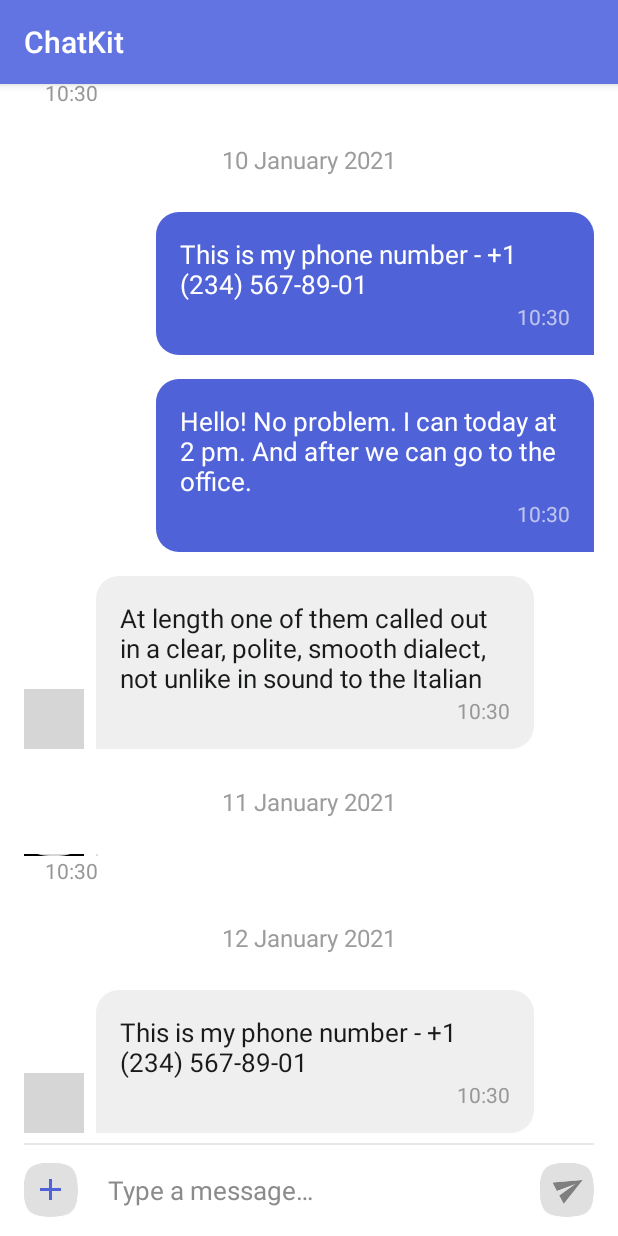
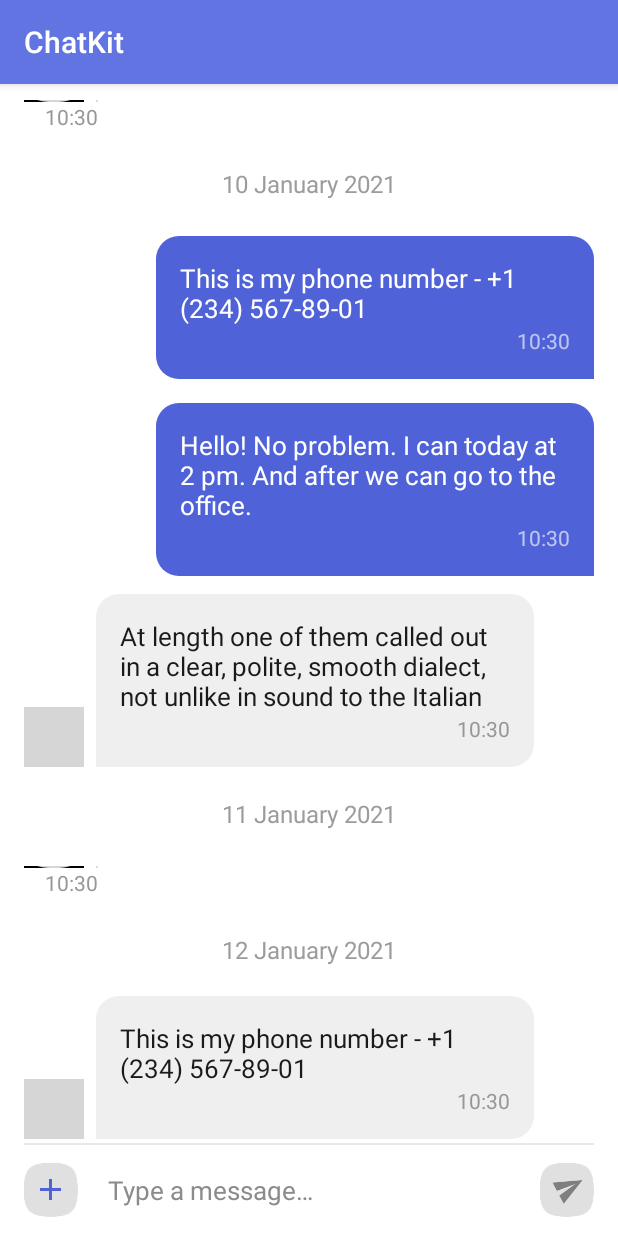
Before and after one commit to stfalcon-studio/ChatKit, an Android app: the DefaultMessagesActivity screen opened directly, with no data from a screen before it, on a phone screen of 412 x 824 dp. Run offline under Robolectric (Android 15) with nearby library versions, the phone set to English and light mode, and no system bars; our stand-ins replace FlexboxLayout, Picasso; pictures from the network do not load; grey boxes are pictures that could not be loaded.

Commit message:
setup bubbles to reflect text grouping

```diff
--- a/chatkit/src/main/res/layout/item_incoming_text_message.xml
+++ b/chatkit/src/main/res/layout/item_incoming_text_message.xml
@@ -3,10 +3,10 @@
     xmlns:app="http://schemas.android.com/apk/res-auto"
     android:layout_width="match_parent"
     android:layout_height="wrap_content"
-    android:layout_marginBottom="8dp"
+    android:layout_marginBottom="4dp"
     android:layout_marginLeft="16dp"
     android:layout_marginRight="16dp"
-    android:layout_marginTop="8dp">
+    android:layout_marginTop="4dp">
 
     <com.stfalcon.chatkit.utils.ShapeImageView
         android:id="@id/messageUserAvatar"
```
